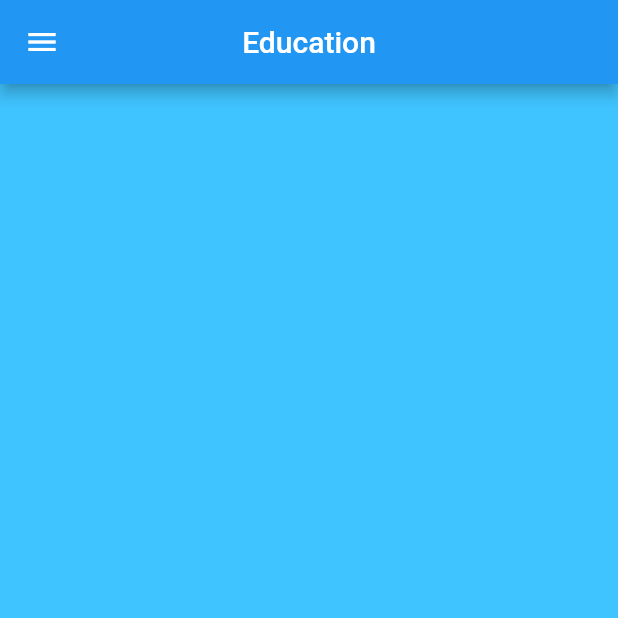
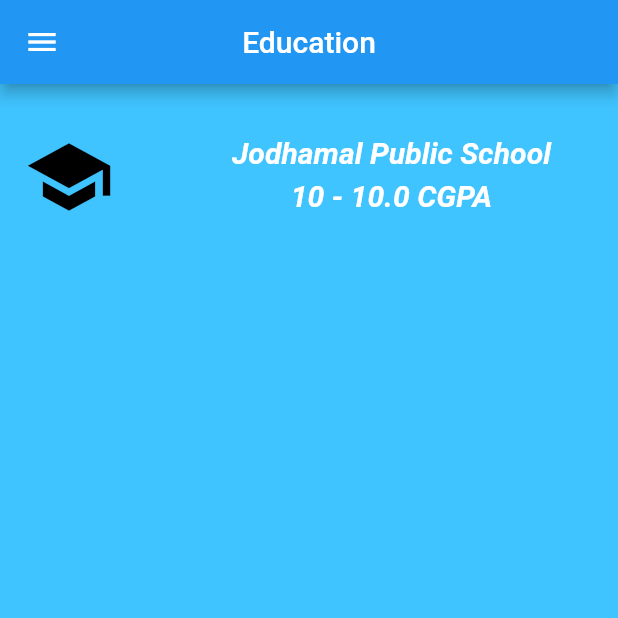
Before and after one commit to aditya-mahajan15/Resume_Application, a Flutter app: the screen it shows after launch, in the side drawer, after a tap on "Education", on a phone screen of 412 x 824 dp, the top half of it. Run offline on Flutter 3.47's test engine with Material 2 defaults, Android fonts, the phone set to English and light mode, and no system bars; network calls fail; Roboto replaces fonts that are missing (Lobster).

Commit message:
Education skeleton made

```diff
--- a/lib/screens/education.dart
+++ b/lib/screens/education.dart
@@ -12,6 +12,34 @@
         leading: null,
       ),
       drawer: MainDrawer(),
+      body: Container(
+        child: Column(
+          children: <Widget>[
+            SizedBox(height: 30,width: 30,),
+            ListTile(
+              horizontalTitleGap: 50,
+              leading: Icon(Icons.school,size: 60,color: Colors.black,),
+              title: Column(
+                children: [
+                  Text('Jodhamal Public School',style: TextStyle(
+                      fontSize: 20.0,
+                      fontWeight: FontWeight.bold,
+                      fontStyle: FontStyle.italic,
+                      color: Colors.white,
+                      fontFamily: 'Lobster'),),
+                  SizedBox(height: 6,),
+                  Text('10 - 10.0 CGPA',style: TextStyle(
+                      fontSize: 20.0,
+                      fontWeight: FontWeight.bold,
+                      fontStyle: FontStyle.italic,
+                      color: Colors.white,
+                      fontFamily: 'Lobster'),),
+                ],
+              ),
+            ),
+          ],
+        ),
+      ),
     );
   }
 }
```
